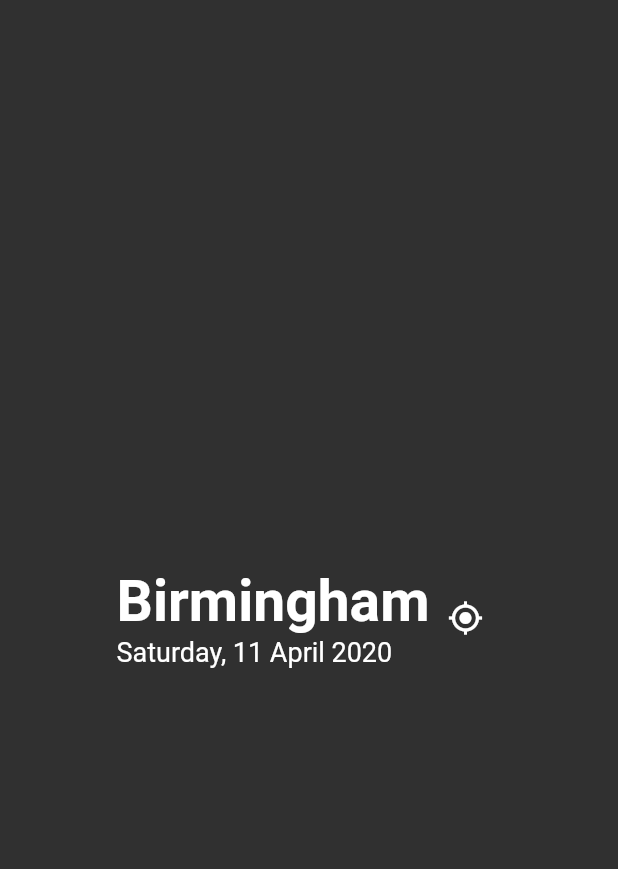
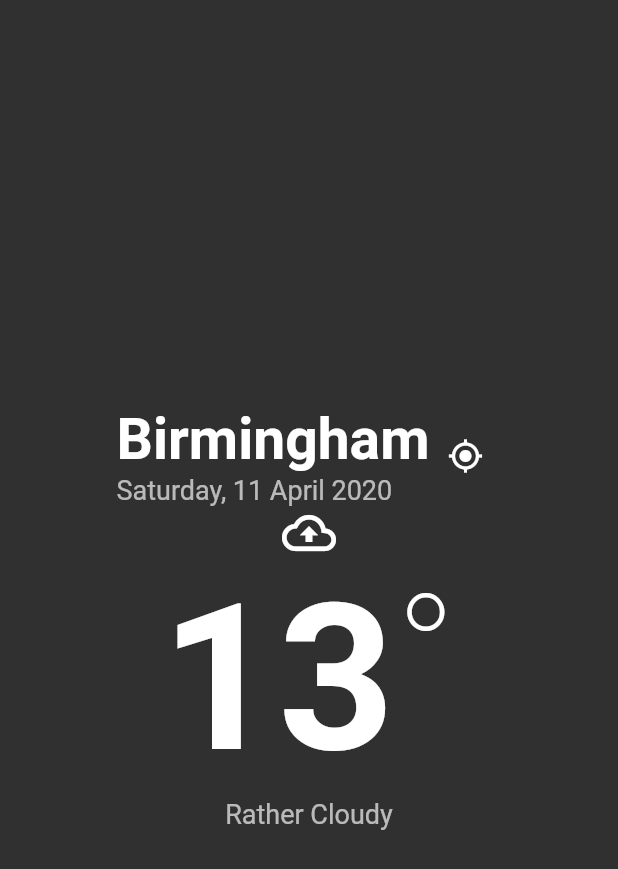
Before and after one commit to az4726/Caelum-Flutter-App, a Flutter app: the screen it shows after launch, on a phone screen of 412 x 824 dp. Shown: the top 869 px of the screen. Run offline on Flutter 3.47's test engine with Material 2 defaults, Android fonts, the phone set to English and light mode, and no system bars; our stand-ins replace date_format, geolocator, outline_material_icons.

Commit message:
Add layout for second section of display screen

```diff
--- a/caelum/lib/screens/di.dart
+++ b/caelum/lib/screens/di.dart
@@ -16,7 +16,6 @@ class DisplayWeather extends StatefulWidget {
 class _DisplayWeatherState extends State<DisplayWeather> {
   @override
   void initState() {
-    // TODO: implement initState
     super.initState();
     WidgetsBinding.instance.renderView.automaticSystemUiAdjustment =
         false; //<--
@@ -45,6 +44,7 @@ class _DisplayWeatherState extends State<DisplayWeather> {
                   crossAxisAlignment: CrossAxisAlignment.start,
                   children: <Widget>[
                     Text(
+                      // TODO: Change to location variable
                       'Birmingham',
                       style: TextStyle(
                         fontSize: 38,
@@ -56,6 +56,7 @@ class _DisplayWeatherState extends State<DisplayWeather> {
                       formattedDate,
                       style: TextStyle(
                         fontSize: 18,
+                        color: Color(0xAAFFFFFF),
                       ),
                     ),
                   ],
@@ -66,6 +67,7 @@ class _DisplayWeatherState extends State<DisplayWeather> {
                       icon: Icon(OMIcons.myLocation),
                       tooltip: 'Get Your Location',
                       onPressed: () {
+                        // TODO: Update to get location info
                         setState(() {});
                       },
                     ),
@@ -73,7 +75,50 @@ class _DisplayWeatherState extends State<DisplayWeather> {
                 ), //'Locate me' button
               ],
             ), //City name, Long date, 'Locate me' button
-            Row(), //Weather icon, temperature, short description
+            Row(
+              mainAxisAlignment: MainAxisAlignment.center,
+              children: <Widget>[
+                Column(
+                  children: <Widget>[
+                    Icon(
+                      // TODO: Add functionality to have dynamic icon
+                      OMIcons.cloudUpload,
+                      size: 36,
+                    ),
+                    Row(
+                      crossAxisAlignment: CrossAxisAlignment.start,
+                      children: <Widget>[
+                        Text(
+                          // TODO: Update to a variable
+                          '13',
+                          style: TextStyle(
+                            fontSize: 136,
+                            fontWeight: FontWeight.bold,
+                            color: Colors.white,
+                          ),
+                        ),
+                        Text(
+                          '°',
+                          style: TextStyle(
+                            fontSize: 108,
+                            fontWeight: FontWeight.w200,
+                            color: Colors.white,
+                          ),
+                        ),
+                      ],
+                    ),
+                    Text(
+                      // TODO: Update to get info from API
+                      'Rather Cloudy',
+                      style: TextStyle(
+                        fontSize: 18,
+                        color: Color(0xAAFFFFFF),
+                      ),
+                    ),
+                  ],
+                )
+              ],
+            ), //Weather icon, temperature, short description
             Row(), //5 days showing icons, highs and lows for each day
             Row(), //'Search for a location' button
           ],
```
